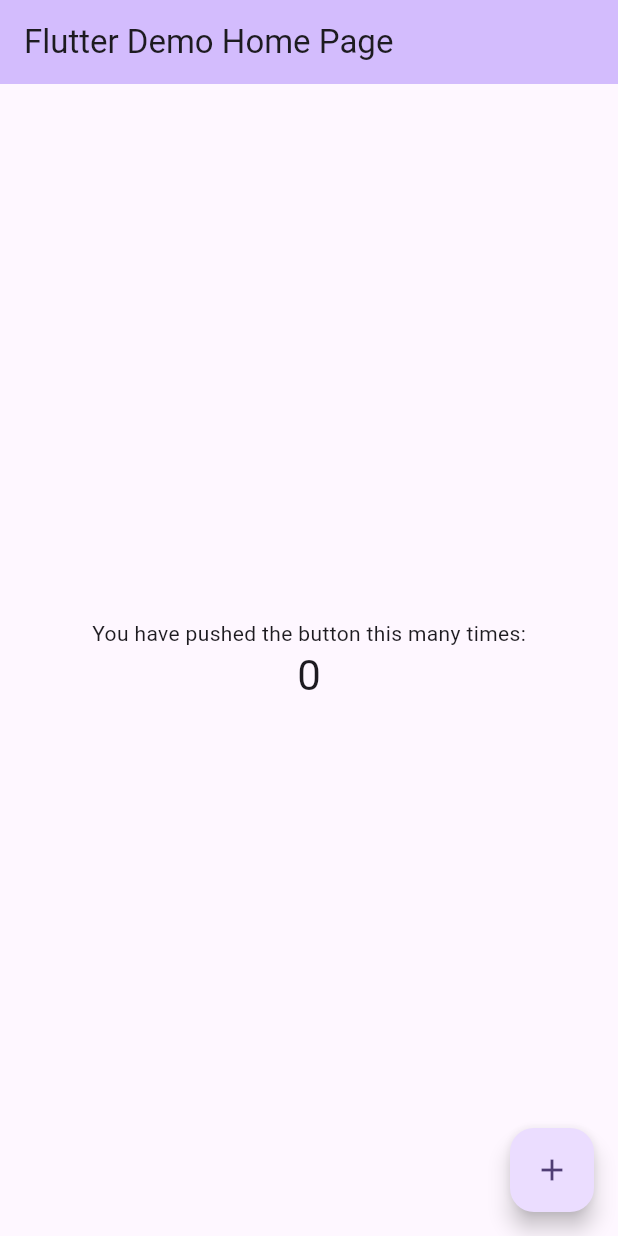
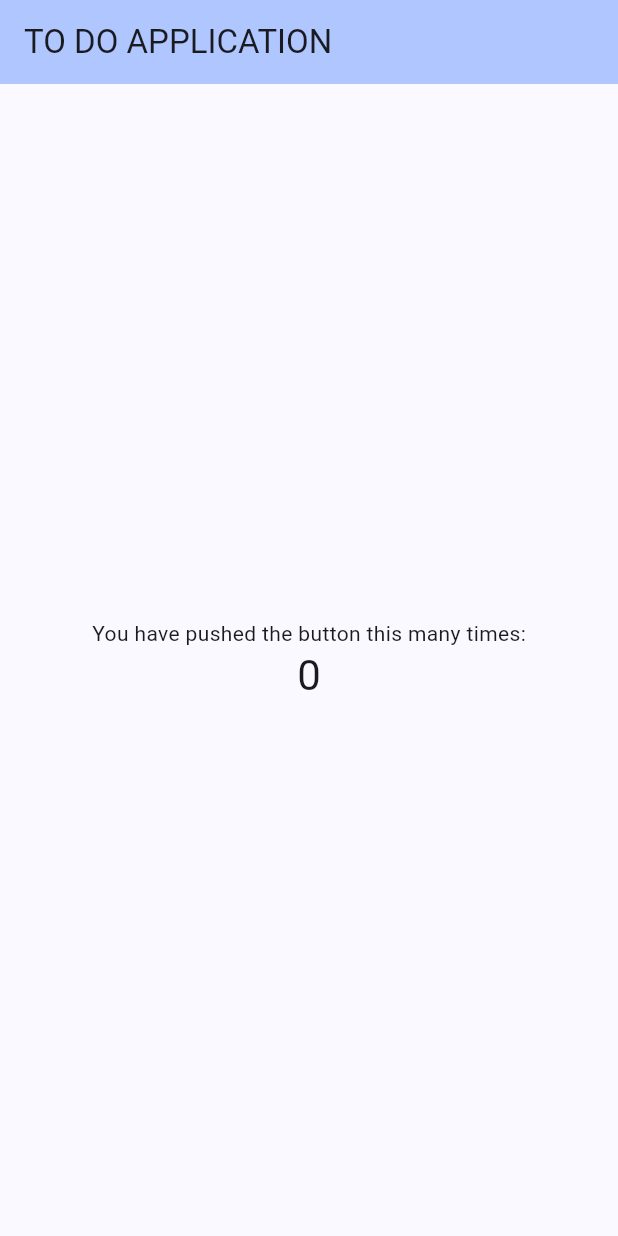
Before and after one commit to Qharny/TO_DO_LIST, a Flutter app: the screen it shows after launch, on a phone screen of 412 x 824 dp. Run offline on Flutter 3.47's test engine with Material 2 defaults, Android fonts, the phone set to English and light mode, and no system bars.

Commit message:
Please enter the commit message for your changes. Lines starting with '#' will be ignored, and an empty message aborts the commit.
On branch main
Your branch is up to date with 'origin/main'.

Changes to be committed:
	modified:   lib/main.dart

```diff
--- a/lib/main.dart
+++ b/lib/main.dart
@@ -11,7 +11,7 @@ class MyApp extends StatelessWidget {
   @override
   Widget build(BuildContext context) {
     return MaterialApp(
-      title: 'Flutter Demo',
+      title: 'TO DO LIST',
       theme: ThemeData(
         // This is the theme of your application.
         //
@@ -28,10 +28,11 @@ class MyApp extends StatelessWidget {
         //
         // This works for code too, not just values: Most code changes can be
         // tested with just a hot reload.
-        colorScheme: ColorScheme.fromSeed(seedColor: Colors.deepPurple),
+        colorScheme: ColorScheme.fromSeed(
+            seedColor: const Color.fromARGB(255, 52, 113, 219)),
         useMaterial3: true,
       ),
-      home: const MyHomePage(title: 'Flutter Demo Home Page'),
+      home: const MyHomePage(title: 'TO DO APPLICATION'),
     );
   }
 }
@@ -115,11 +116,11 @@ class _MyHomePageState extends State<MyHomePage> {
           ],
         ),
       ),
-      floatingActionButton: FloatingActionButton(
-        onPressed: _incrementCounter,
-        tooltip: 'Increment',
-        child: const Icon(Icons.add),
-      ), // This trailing comma makes auto-formatting nicer for build methods.
+      // floatingActionButton: FloatingActionButton(
+      //   onPressed: _incrementCounter,
+      //   tooltip: 'Increment',
+      //   child: const Icon(Icons.add),
+      // ), // This trailing comma makes auto-formatting nicer for build methods.
     );
   }
 }
```
